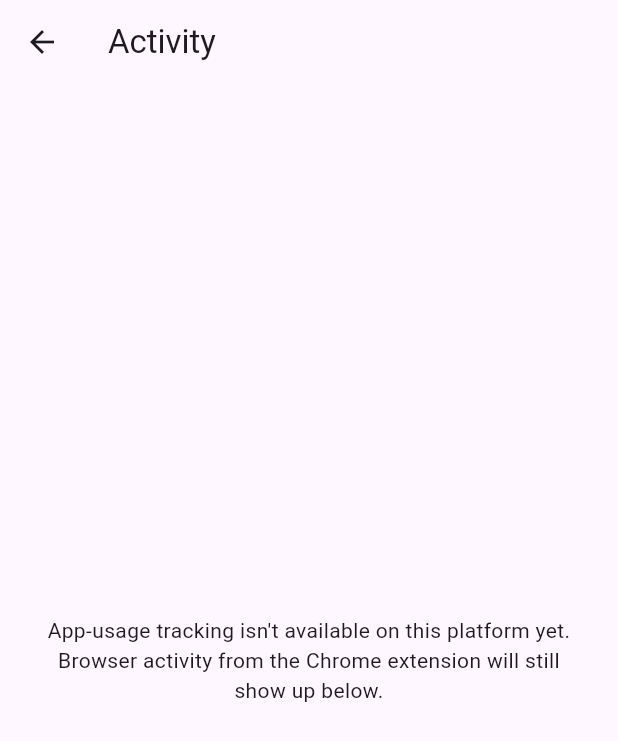
After one commit to ghostsvector/daily_routine, a Flutter app: the ActivityScreen screen opened directly, on a phone screen of 412 x 824 dp. The commit adds this screen. Shown: the top 741 px of the screen. Run offline on Flutter 3.47's test engine with Material 3 defaults, Android fonts, the phone set to English and light mode, and no system bars; our stand-ins replace firebase_core, flutter_dotenv, flutter_riverpod, go_router; missing offline and left inert: daily_routine_sdk; accounts and stored records are empty.

Commit message:
Implement activity tracking feature with Chrome extension integration and Firestore support

```diff
--- a/lib/core/providers.dart
+++ b/lib/core/providers.dart
@@ -18,6 +18,14 @@ final appBlockerProvider = Provider<AppBlockerService>(
   (ref) => AppBlockerService.instance,
 );
 
+final appUsageTrackerProvider = Provider<AppUsageTrackerService>(
+  (ref) => AppUsageTrackerService.instance,
+);
+
+final activityRepositoryProvider = Provider<ActivityRepositoryService>(
+  (ref) => FirestoreActivityRepositoryService(),
+);
+
 /// Initialized (async) in `main()` and supplied via `ProviderScope(overrides:
 /// ...)`, since notification-channel setup must happen before first use.
 final notificationServiceProvider = Provider<NotificationService>((ref) {
--- /dev/null
+++ b/lib/features/activity/providers/activity_providers.dart
@@ -0,0 +1,63 @@
+import 'dart:async';
+
+import 'package:daily_routine_sdk/daily_routine_sdk.dart';
+import 'package:flutter_riverpod/flutter_riverpod.dart';
+
+import '../../../core/providers.dart';
+import '../../auth/providers/auth_providers.dart';
+
+final activityTrackingSupportedProvider = FutureProvider<bool>((ref) {
+  return ref.watch(appUsageTrackerProvider).isSupported();
+});
+
+final hasUsageTrackingPermissionProvider = FutureProvider<bool>((ref) {
+  return ref.watch(appUsageTrackerProvider).hasPermission();
+});
+
+/// Recent app-usage / browser activity, synced across devices via
+/// Firestore — newest first.
+final recentActivityProvider = StreamProvider<List<ActivityEvent>>((ref) {
+  final user = ref.watch(currentUserProvider);
+  if (user.isEmpty) return const Stream.empty();
+  return ref.watch(activityRepositoryProvider).watchRecentActivity(user.uid);
+});
+
+/// Starts/stops the on-device tracker and forwards each completed session
+/// to Firestore. `state` is whether tracking is currently running.
+class ActivityTrackingController extends StateNotifier<bool> {
+  ActivityTrackingController(this._ref) : super(false);
+
+  final Ref _ref;
+  StreamSubscription<AppUsageEvent>? _subscription;
+
+  Future<void> start() async {
+    final tracker = _ref.read(appUsageTrackerProvider);
+    await tracker.startTracking();
+
+    final repo = _ref.read(activityRepositoryProvider);
+    final user = _ref.read(currentUserProvider);
+    await _subscription?.cancel();
+    _subscription = tracker.events.listen((event) {
+      repo.logAppUsage(user.uid, event);
+    });
+    state = true;
+  }
+
+  Future<void> stop() async {
+    await _ref.read(appUsageTrackerProvider).stopTracking();
+    await _subscription?.cancel();
+    _subscription = null;
+    state = false;
+  }
+
+  @override
+  void dispose() {
+    _subscription?.cancel();
+    super.dispose();
+  }
+}
+
+final activityTrackingControllerProvider =
+    StateNotifierProvider<ActivityTrackingController, bool>(
+      (ref) => ActivityTrackingController(ref),
+    );
--- /dev/null
+++ b/lib/features/activity/screens/activity_screen.dart
@@ -0,0 +1,153 @@
+import 'package:daily_routine_sdk/daily_routine_sdk.dart';
+import 'package:flutter/material.dart';
+import 'package:flutter_riverpod/flutter_riverpod.dart';
+
+import '../../../core/providers.dart';
+import '../providers/activity_providers.dart';
+
+/// Shows on-device app-usage tracking status and the combined activity
+/// feed (this device's app sessions + the Chrome extension's browser
+/// sessions), synced via Firestore.
+class ActivityScreen extends ConsumerWidget {
+  const ActivityScreen({super.key});
+
+  @override
+  Widget build(BuildContext context, WidgetRef ref) {
+    final supportedAsync = ref.watch(activityTrackingSupportedProvider);
+    final permissionAsync = ref.watch(hasUsageTrackingPermissionProvider);
+    final isTracking = ref.watch(activityTrackingControllerProvider);
+    final tracker = ref.watch(appUsageTrackerProvider);
+    final recentAsync = ref.watch(recentActivityProvider);
+
+    return Scaffold(
+      appBar: AppBar(title: const Text('Activity')),
+      body: supportedAsync.when(
+        data: (supported) {
+          if (!supported) {
+            return const Center(
+              child: Padding(
+                padding: EdgeInsets.all(24),
+                child: Text(
+                  'App-usage tracking isn\'t available on this platform yet. '
+                  'Browser activity from the Chrome extension will still show up below.',
+                  textAlign: TextAlign.center,
+                ),
+              ),
+            );
+          }
+          return Column(
+            children: [
+              permissionAsync.when(
+                data: (hasPermission) => hasPermission
+                    ? SwitchListTile(
+                        title: const Text('Track app usage on this device'),
+                        subtitle: Text(
+                          isTracking
+                              ? 'Running — logging foreground app sessions.'
+                              : 'Off — turn on to start logging.',
+                        ),
+                        value: isTracking,
+                        onChanged: (value) async {
+                          final controller = ref.read(
+                            activityTrackingControllerProvider.notifier,
+                          );
+                          if (value) {
+                            await controller.start();
+                          } else {
+                            await controller.stop();
+                          }
+                        },
+                      )
+                    : _PermissionBanner(
+                        onGrant: () async {
+                          await tracker.requestPermission();
+                          ref.invalidate(hasUsageTrackingPermissionProvider);
+                        },
+                      ),
+                loading: () => const LinearProgressIndicator(minHeight: 2),
+                error: (_, _) => const SizedBox.shrink(),
+              ),
+              const Divider(height: 1),
+              Expanded(
+                child: recentAsync.when(
+                  data: (events) {
+                    if (events.isEmpty) {
+                      return const Center(child: Text('No activity logged yet.'));
+                    }
+                    return ListView.builder(
+                      itemCount: events.length,
+                      itemBuilder: (context, index) => _ActivityTile(event: events[index]),
+                    );
+                  },
+                  loading: () => const Center(child: CircularProgressIndicator()),
+                  error: (e, _) => Center(child: Text('Could not load activity: $e')),
+                ),
+              ),
+            ],
+          );
+        },
+        loading: () => const Center(child: CircularProgressIndicator()),
+        error: (e, _) => Center(child: Text('Error: $e')),
+      ),
+    );
+  }
+}
+
+class _PermissionBanner extends StatelessWidget {
+  const _PermissionBanner({required this.onGrant});
+
+  final VoidCallback onGrant;
+
+  @override
+  Widget build(BuildContext context) {
+    return MaterialBanner(
+      content: const Text(
+        'To track app usage on this device, grant Usage Access in system settings.',
+      ),
+      actions: [TextButton(onPressed: onGrant, child: const Text('Grant'))],
+    );
+  }
+}
+
+class _ActivityTile extends StatelessWidget {
+  const _ActivityTile({required this.event});
+
+  final ActivityEvent event;
+
+  IconData get _icon => switch (event.type) {
+    'app' => Icons.smartphone,
+    'video' => Icons.play_circle_outline,
+    _ => Icons.public,
+  };
+
+  String get _subtitle {
+    final parts = <String>[];
+    if (event.domain != null) parts.add(event.domain!);
+    if (event.packageName != null) parts.add(event.packageName!);
+    parts.add(_formatDuration(event.duration));
+    if (event.startedAt != null) parts.add(_formatTime(event.startedAt!));
+    return parts.join(' · ');
+  }
+
+  static String _formatDuration(Duration d) {
+    if (d.inMinutes < 1) return '${d.inSeconds}s';
+    if (d.inHours < 1) return '${d.inMinutes}m';
+    return '${d.inHours}h ${d.inMinutes.remainder(60)}m';
+  }
+
+  static String _formatTime(DateTime dt) {
+    final h = dt.hour.toString().padLeft(2, '0');
+    final m = dt.minute.toString().padLeft(2, '0');
+    return '$h:$m';
+  }
+
+  @override
+  Widget build(BuildContext context) {
+    return ListTile(
+      leading: Icon(_icon),
+      title: Text(event.title.isEmpty ? '(untitled)' : event.title),
+      subtitle: Text(_subtitle),
+      dense: true,
+    );
+  }
+}
--- a/lib/features/settings/screens/settings_screen.dart
+++ b/lib/features/settings/screens/settings_screen.dart
@@ -1,5 +1,6 @@
 import 'package:flutter/material.dart';
 import 'package:flutter_riverpod/flutter_riverpod.dart';
+import 'package:go_router/go_router.dart';
 
 import '../../../core/providers.dart';
 import '../../auth/providers/auth_providers.dart';
@@ -62,6 +63,13 @@ class _SettingsScreenState extends ConsumerState<SettingsScreen> {
           ),
           const Divider(),
           ListTile(
+            leading: const Icon(Icons.bar_chart_outlined),
+            title: const Text('Activity'),
+            subtitle: const Text('App usage on this device & browser activity.'),
+            onTap: () => context.push('/activity'),
+          ),
+          const Divider(),
+          ListTile(
             leading: const Icon(Icons.logout),
             title: const Text('Sign out'),
             onTap: () => ref.read(authServiceProvider).signOut(),
--- a/lib/router.dart
+++ b/lib/router.dart
@@ -3,6 +3,7 @@ import 'package:flutter/foundation.dart';
 import 'package:flutter_riverpod/flutter_riverpod.dart';
 import 'package:go_router/go_router.dart';
 
+import 'features/activity/screens/activity_screen.dart';
 import 'features/auth/providers/auth_providers.dart';
 import 'features/auth/screens/sign_in_screen.dart';
 import 'features/auth/screens/sign_up_screen.dart';
@@ -64,6 +65,7 @@ final routerProvider = Provider<GoRouter>((ref) {
         builder: (context, state) => FocusSessionScreen(task: state.extra as RoutineTask),
       ),
       GoRoute(path: '/settings', builder: (context, state) => const SettingsScreen()),
+      GoRoute(path: '/activity', builder: (context, state) => const ActivityScreen()),
     ],
   );
 });
```
Also changed, not shown: firebase.json, 2 other files.
